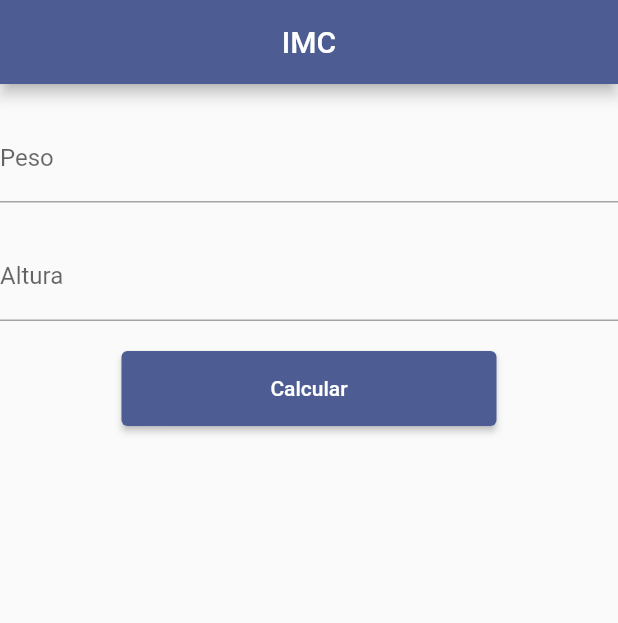
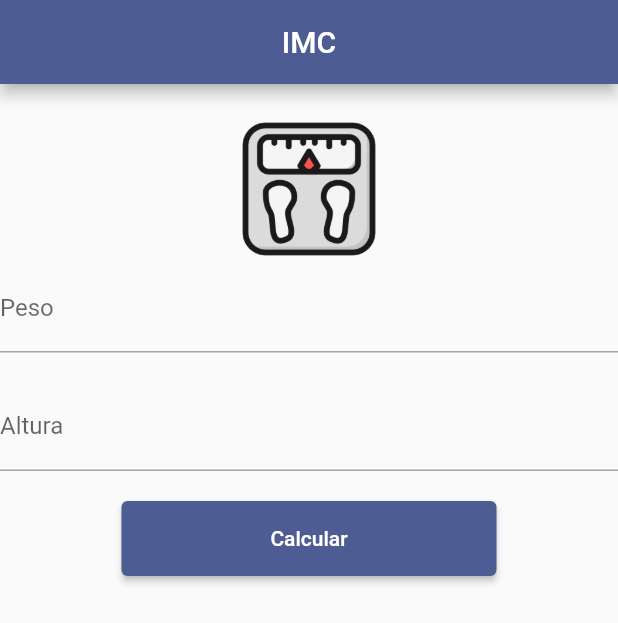
Before and after one commit to EduardoDos-SantosP/imc-flutter, a Flutter app: the screen it shows after launch, on a phone screen of 412 x 824 dp. Shown: the top 623 px of the screen. Run offline on Flutter 3.47's test engine with Material 2 defaults, Android fonts, the light colour scheme and no system bars.

Commit message:
Adicionando imagem

```diff
--- a/lib/main.dart
+++ b/lib/main.dart
@@ -61,6 +61,7 @@ class _HomeState extends State<MyHomePage> {
             child: Column(
               mainAxisAlignment: MainAxisAlignment.start,
               children: [
+                Image.asset('assets/balanca.png', height: 100),
                 TextField(
                   controller: pesoController,
                   keyboardType: TextInputType.number,
--- a/pubspec.yaml
+++ b/pubspec.yaml
@@ -59,8 +59,8 @@ flutter:
   uses-material-design: true
 
   # To add assets to your application, add an assets section, like this:
-  # assets:
-  #   - images/a_dot_burr.jpeg
+  assets:
+    - assets/balanca.png
   #   - images/a_dot_ham.jpeg
 
   # An image asset can refer to one or more resolution-specific "variants", see
```
Also changed, not shown: assets/balanca.png (added).
